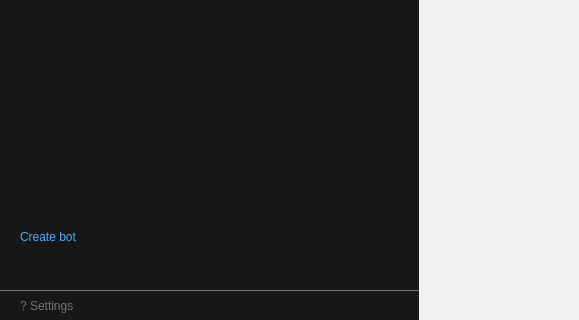
Before: the Qt Designer form simple_gram_desktop/constructor_app/widgets/client_widget.ui in cuttlesystems/simplegram, drawn with Qt 5; both pictures show x 0 to 579 and y 400 to 720 of the 1280 by 720 pixel window.
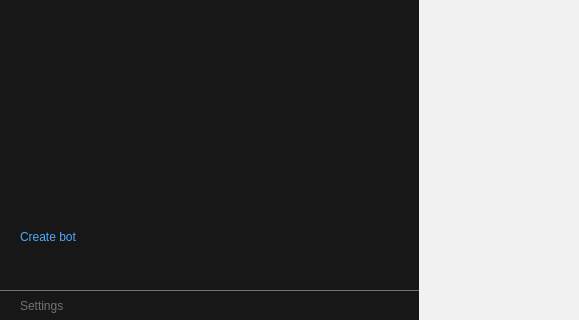
After: the same form once the commit is applied. Icons and pictures are not drawn. Custom widgets are drawn as their Qt base class.

Patch:
```diff
--- a/simple_gram_desktop/constructor_app/widgets/client_widget.ui
+++ b/simple_gram_desktop/constructor_app/widgets/client_widget.ui
@@ -306,7 +306,7 @@
 }</string>
           </property>
           <property name="text">
-           <string>? Settings</string>
+           <string>Settings</string>
           </property>
          </widget>
         </item>
```
